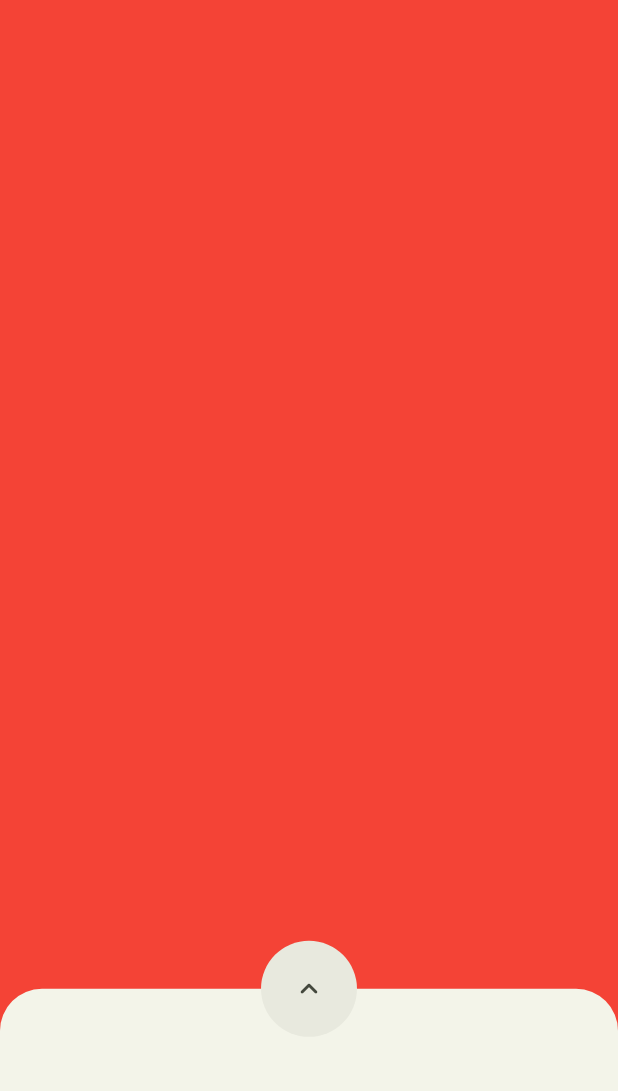
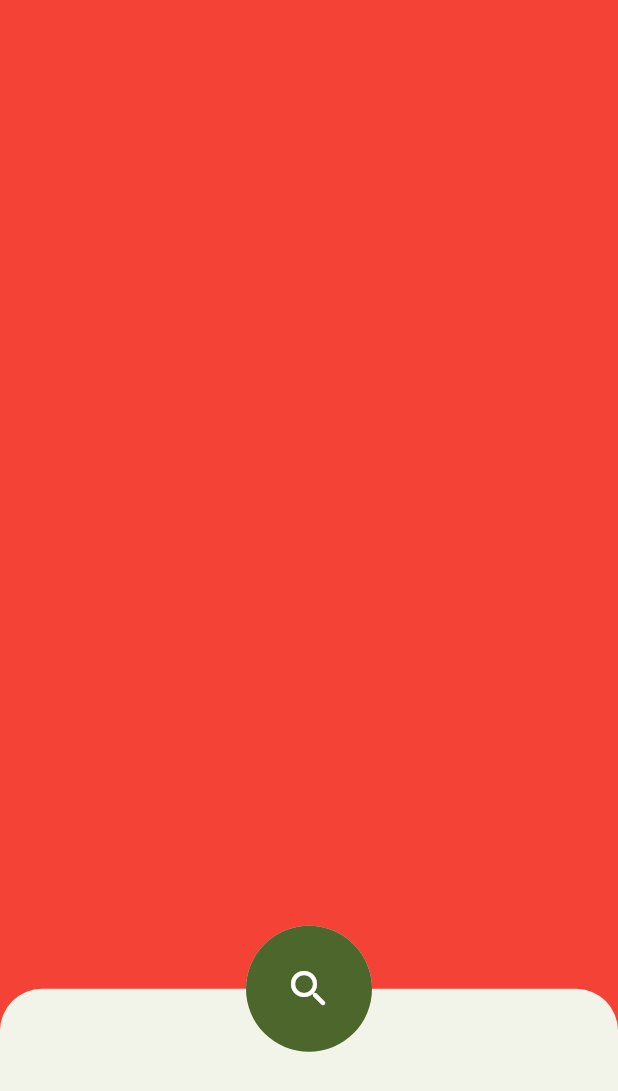
Before and after one commit to Chika0221/YorimichiRadar, a Flutter app: the SearchPage screen opened by its route, on a phone screen of 412 x 824 dp. Shown: the top 1091 px of the screen. Run offline on Flutter 3.47's test engine with Material 3 defaults, Android fonts, the light colour scheme and no system bars; our stand-ins replace audioplayers, flutter_compass, flutter_hooks, freezed_annotation, google_fonts, hooks_riverpod and 1 more.

Commit message:
feat(search): 検索ボタンを別ウィジェットとして分離

```diff
--- a/lib/pages/search_page.dart
+++ b/lib/pages/search_page.dart
@@ -8,6 +8,7 @@ import 'package:hooks_riverpod/hooks_riverpod.dart';
 import 'package:yorimichi_radar/widgets/radar/radar_circle.dart';
 
 part '../widgets/search/search_page_bottom_sheet.dart';
+part '../widgets/search/search_page_search_button.dart';
 
 class SearchPage extends HookConsumerWidget {
   const SearchPage({super.key});
@@ -15,20 +16,8 @@ class SearchPage extends HookConsumerWidget {
   Widget build(BuildContext context, WidgetRef ref) {
     return Scaffold(
       body: Container(color: Colors.red),
-      floatingActionButton: RadarCircle(
-        mode: RadarMode.none,
-        radarDiameter: 64,
-        child: Center(
-          child: IconButton(
-            onPressed: () {
-
-            },
-            icon: Icon(Icons.keyboard_arrow_up_rounded),
-          ),
-        ),
-      ),
+      floatingActionButton: SearchPageSearchButton(onPressed: () {}),
       floatingActionButtonLocation: FloatingActionButtonLocation.centerDocked,
-
       bottomSheet: SearchPageBottomSheet(),
     );
   }
--- a/lib/widgets/search/search_page_bottom_sheet.dart
+++ b/lib/widgets/search/search_page_bottom_sheet.dart
@@ -7,12 +7,10 @@ class SearchPageBottomSheet extends HookConsumerWidget {
     return DraggableScrollableSheet(
       initialChildSize: 0.2,
       minChildSize: 0.15,
-      maxChildSize: 0.8,
+      maxChildSize: 0.5,
       expand: false,
       builder: (context, scrollController) {
-        return ListView(controller: scrollController, children: [
-
-        ]);
+        return ListView(controller: scrollController, children: []);
       },
     );
   }
--- /dev/null
+++ b/lib/widgets/search/search_page_search_button.dart
@@ -0,0 +1,31 @@
+part of '../../pages/search_page.dart';
+
+class SearchPageSearchButton extends HookConsumerWidget {
+  const SearchPageSearchButton({super.key, required this.onPressed});
+
+  final void Function() onPressed;
+
+  @override
+  Widget build(BuildContext context, WidgetRef ref) {
+    return RadarCircle(
+      mode: RadarMode.none,
+      radarDiameter: 84,
+      child: Container(
+        decoration: BoxDecoration(
+          shape: BoxShape.circle,
+          color: Theme.of(context).colorScheme.primary,
+        ),
+        child: Center(
+          child: IconButton(
+            onPressed: onPressed,
+            icon: Icon(
+              Icons.search_rounded,
+              color: Theme.of(context).colorScheme.onPrimary,
+              size: 32,
+            ),
+          ),
+        ),
+      ),
+    );
+  }
+}
```
